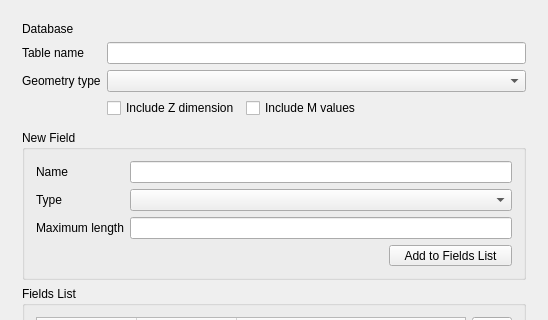
This is src/ui/qgsnewgeopackagelayerdialogbase.ui in qgis/QGIS as Qt 5 draws it before an edit; both pictures show x 0 to 548 and y 0 to 320 of the 548 by 771 pixel window. The edited form follows.
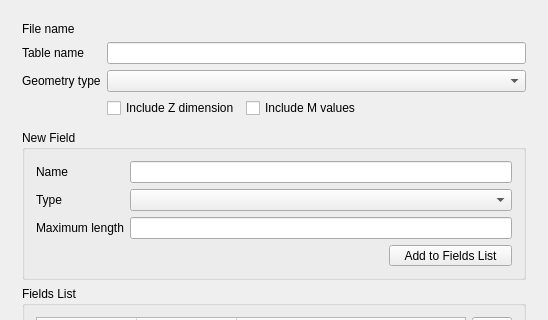
This is the edited form. Icons and pictures are not drawn. Custom widgets are drawn as their Qt base class.

Commit message: There were changed mDatabaseLabel to mFileNameLabel, mDatabase to mFileName in qgsnewgeopackagelayerdialogbase.ui, mDatabase to mFileName in qgsnewgeopackagelayerdialog.h and qgsnewgeopackagelayerdialog.cpp

Patch:
```diff
--- a/src/ui/qgsnewgeopackagelayerdialogbase.ui
+++ b/src/ui/qgsnewgeopackagelayerdialogbase.ui
@@ -442,7 +442,7 @@
             <bool>true</bool>
            </property>
            <property name="text">
-            <string>Database</string>
+            <string>File name</string>
            </property>
           </widget>
          </item>
```
Left out of the diff: 4 changed lines with no effect on the pictures. The commit also changes 2 other files.
